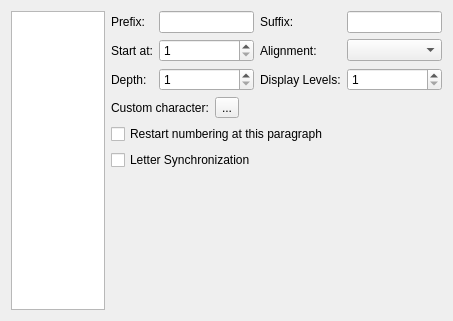
The window that plugins/textshape/dialogs/ParagraphBulletsNumbers.ui (KDE/koffice) describes before a commit, drawn with Qt 5.
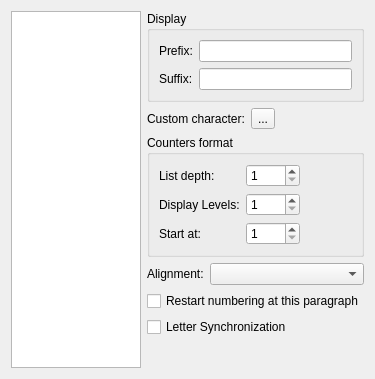
The same window after the commit. Custom widgets are drawn as their Qt base class.

Commit message: Make dialog a bit more compact

The edit to the form file:
```diff
--- a/plugins/textshape/dialogs/ParagraphBulletsNumbers.ui
+++ b/plugins/textshape/dialogs/ParagraphBulletsNumbers.ui
@@ -1,78 +1,191 @@
 <ui version="4.0" >
  <class>ParagraphBulletsNumbers</class>
- <widget class="QWidget" name="ParagraphBulletsNumbers" >
-  <property name="geometry" >
+ <widget class="QWidget" name="ParagraphBulletsNumbers">
+  <property name="geometry">
    <rect>
     <x>0</x>
     <y>0</y>
-    <width>453</width>
-    <height>321</height>
+    <width>375</width>
+    <height>379</height>
    </rect>
   </property>
-  <layout class="QGridLayout" >
-   <item row="0" column="0" >
-    <widget class="QListWidget" name="listTypes" />
+  <layout class="QGridLayout" name="gridLayout_3">
+   <item row="0" column="0" rowspan="2">
+    <widget class="QListWidget" name="listTypes"/>
    </item>
-   <item row="0" column="1" >
-    <widget class="QWidget" native="1" name="listPropertiesPane" >
-     <layout class="QGridLayout" >
-      <property name="margin" >
+   <item row="0" column="1">
+    <widget class="QWidget" name="listPropertiesPane" native="true">
+     <layout class="QVBoxLayout" name="verticalLayout">
+      <property name="margin">
        <number>0</number>
       </property>
-      <item row="0" column="0" colspan="3" >
-       <layout class="QGridLayout" >
-        <item row="0" column="0" >
-         <widget class="QLabel" name="label" >
-          <property name="text" >
-           <string>Prefix:</string>
+      <item>
+       <widget class="QGroupBox" name="groupBox_2">
+        <property name="title">
+         <string>Display</string>
+        </property>
+        <layout class="QGridLayout" name="gridLayout_2">
+         <item row="0" column="0">
+          <widget class="QLabel" name="label">
+           <property name="text">
+            <string>Prefix:</string>
+           </property>
+           <property name="buddy">
+            <cstring>prefix</cstring>
+           </property>
+          </widget>
+         </item>
+         <item row="0" column="1">
+          <widget class="QLineEdit" name="prefix"/>
+         </item>
+         <item row="1" column="0">
+          <widget class="QLabel" name="label_5">
+           <property name="text">
+            <string>Suffix:</string>
+           </property>
+           <property name="buddy">
+            <cstring>suffix</cstring>
+           </property>
+          </widget>
+         </item>
+         <item row="1" column="1">
+          <widget class="QLineEdit" name="suffix"/>
+         </item>
+        </layout>
+       </widget>
+      </item>
+      <item>
+       <widget class="QWidget" name="customCharPane" native="true">
+        <layout class="QHBoxLayout" name="horizontalLayout_3">
+         <property name="margin">
+          <number>0</number>
+         </property>
+         <item>
+          <widget class="QLabel" name="customCharLabel">
+           <property name="text">
+            <string>Custom character:</string>
+           </property>
+           <property name="buddy">
+            <cstring>customCharacter</cstring>
+           </property>
+          </widget>
+         </item>
+         <item>
+          <widget class="QToolButton" name="customCharacter">
+           <property name="text">
+            <string>...</string>
+           </property>
+          </widget>
+         </item>
+         <item>
+          <spacer name="horizontalSpacer_2">
+           <property name="orientation">
+            <enum>Qt::Horizontal</enum>
+           </property>
+           <property name="sizeHint" stdset="0">
+            <size>
+             <width>40</width>
+             <height>20</height>
+            </size>
+           </property>
+          </spacer>
+         </item>
+        </layout>
+       </widget>
+      </item>
+      <item>
+       <widget class="QGroupBox" name="countersGroupbox">
+        <property name="title">
+         <string>Counters format</string>
+        </property>
+        <layout class="QGridLayout" name="gridLayout_5">
+         <item row="0" column="0">
+          <widget class="QLabel" name="label_3">
+           <property name="text">
+            <string>List depth:</string>
+           </property>
+           <property name="buddy">
+            <cstring>depth</cstring>
+           </property>
+          </widget>
+         </item>
+         <item row="0" column="1">
+          <widget class="QSpinBox" name="depth">
+           <property name="minimum">
+            <number>1</number>
+           </property>
+           <property name="maximum">
+            <number>10</number>
+           </property>
+          </widget>
+         </item>
+         <item row="1" column="0">
+          <widget class="QLabel" name="label_7">
+           <property name="text">
+            <string>Display Levels:</string>
+           </property>
+           <property name="buddy">
+            <cstring>levels</cstring>
+           </property>
+          </widget>
+         </item>
+         <item row="1" column="1">
+          <widget class="QSpinBox" name="levels">
+           <property name="minimum">
+            <number>1</number>
+           </property>
+          </widget>
+         </item>
+         <item row="0" column="2" rowspan="3">
+          <spacer name="horizontalSpacer">
+           <property name="orientation">
+            <enum>Qt::Horizontal</enum>
+           </property>
+           <property name="sizeHint" stdset="0">
+            <size>
+             <width>40</width>
+             <height>20</height>
+            </size>
+           </property>
+          </spacer>
+         </item>
+         <item row="2" column="0">
+          <widget class="QLabel" name="label_2">
+           <property name="text">
+            <string>Start at:</string>
+           </property>
+           <property name="buddy">
+            <cstring>startValue</cstring>
+           </property>
+          </widget>
+         </item>
+         <item row="2" column="1">
+          <widget class="ListsSpinBox" name="startValue">
+           <property name="minimum">
+            <number>1</number>
+           </property>
+           <property name="maximum">
+            <number>9999</number>
+           </property>
+           <property name="value">
+            <number>1</number>
+           </property>
+          </widget>
+         </item>
+        </layout>
+       </widget>
+      </item>
+      <item>
+       <layout class="QHBoxLayout" name="horizontalLayout_2">
+        <item>
+         <widget class="QLabel" name="label_6">
+          <property name="sizePolicy">
+           <sizepolicy hsizetype="Fixed" vsizetype="Preferred">
+            <horstretch>0</horstretch>
+            <verstretch>0</verstretch>
+           </sizepolicy>
           </property>
-          <property name="buddy" >
-           <cstring>prefix</cstring>
-          </property>
-         </widget>
-        </item>
-        <item row="0" column="1" >
-         <widget class="QLineEdit" name="prefix" />
-        </item>
-        <item row="0" column="2" >
-         <widget class="QLabel" name="label_5" >
-          <property name="text" >
-           <string>Suffix:</string>
-          </property>
-          <property name="buddy" >
-           <cstring>suffix</cstring>
-          </property>
-         </widget>
-        </item>
-        <item row="0" column="3" >
-         <widget class="QLineEdit" name="suffix" />
-        </item>
-        <item row="1" column="0" >
-         <widget class="QLabel" name="label_2" >
-          <property name="text" >
-           <string>Start at:</string>
-          </property>
-          <property name="buddy" >
-           <cstring>startValue</cstring>
-          </property>
-         </widget>
-        </item>
-        <item row="1" column="1" >
-         <widget class="ListsSpinBox" name="startValue" >
-          <property name="minimum" >
-           <number>1</number>
-          </property>
-          <property name="maximum" >
-           <number>9999</number>
-          </property>
-          <property name="value" >
-           <number>1</number>
-          </property>
-         </widget>
-        </item>
-        <item row="1" column="2" >
-         <widget class="QLabel" name="label_6" >
-          <property name="text" >
+          <property name="text">
            <string>Alignment:</string>
           </property>
           <property name="buddy" >
@@ -80,101 +193,21 @@
           </property>
          </widget>
         </item>
-        <item row="1" column="3" >
-         <widget class="QComboBox" name="alignment" />
-        </item>
-        <item row="2" column="0" >
-         <widget class="QLabel" name="label_3" >
-          <property name="text" >
-           <string>Depth:</string>
-          </property>
-          <property name="buddy" >
-           <cstring>depth</cstring>
-          </property>
-         </widget>
-        </item>
-        <item row="2" column="1" >
-         <widget class="QSpinBox" name="depth" >
-          <property name="minimum" >
-           <number>1</number>
-          </property>
-          <property name="maximum" >
-           <number>10</number>
-          </property>
-         </widget>
-        </item>
-        <item row="2" column="2" >
-         <widget class="QLabel" name="label_7" >
-          <property name="text" >
-           <string>Display Levels:</string>
-          </property>
-          <property name="buddy" >
-           <cstring>levels</cstring>
-          </property>
-         </widget>
-        </item>
-        <item row="2" column="3" >
-         <widget class="QSpinBox" name="levels" >
-          <property name="minimum" >
-           <number>1</number>
-          </property>
-         </widget>
+        <item>
+         <widget class="QComboBox" name="alignment"/>
         </item>
        </layout>
       </item>
-      <item row="1" column="0" >
-       <widget class="QLabel" name="label_4" >
-        <property name="text" >
-         <string>Custom character:</string>
-        </property>
-        <property name="buddy" >
-         <cstring>customCharacter</cstring>
-        </property>
-       </widget>
-      </item>
-      <item row="1" column="1" >
-       <widget class="QToolButton" name="customCharacter" >
-        <property name="text" >
-         <string>...</string>
-        </property>
-       </widget>
-      </item>
-      <item row="1" column="2" >
-       <spacer>
-        <property name="orientation" >
-         <enum>Qt::Horizontal</enum>
-        </property>
-        <property name="sizeHint" stdset="0" >
-         <size>
-          <width>251</width>
-          <height>20</height>
-         </size>
-        </property>
-       </spacer>
-      </item>
-      <item row="2" column="0" colspan="3" >
-       <widget class="QCheckBox" name="restartNumbering" >
-        <property name="text" >
+      <item>
+       <widget class="QCheckBox" name="restartNumbering">
+        <property name="text">
          <string>Restart numbering at this paragraph</string>
         </property>
        </widget>
       </item>
-      <item row="4" column="0" colspan="3" >
-       <spacer>
-        <property name="orientation" >
-         <enum>Qt::Vertical</enum>
-        </property>
-        <property name="sizeHint" stdset="0" >
-         <size>
-          <width>331</width>
-          <height>124</height>
-         </size>
-        </property>
-       </spacer>
-      </item>
-      <item row="3" column="0" colspan="3" >
-       <widget class="QCheckBox" name="letterSynchronization" >
-        <property name="text" >
+      <item>
+       <widget class="QCheckBox" name="letterSynchronization">
+        <property name="text">
          <string>Letter Synchronization</string>
         </property>
        </widget>
@@ -182,6 +215,19 @@
      </layout>
     </widget>
    </item>
+   <item row="1" column="1">
+    <spacer name="verticalSpacer">
+     <property name="orientation">
+      <enum>Qt::Vertical</enum>
+     </property>
+     <property name="sizeHint" stdset="0">
+      <size>
+       <width>20</width>
+       <height>1</height>
+      </size>
+     </property>
+    </spacer>
+   </item>
   </layout>
  </widget>
  <customwidgets>
```
Left out of the diff: 5 changed lines with no effect on the pictures. The commit also changes 2 other files.
